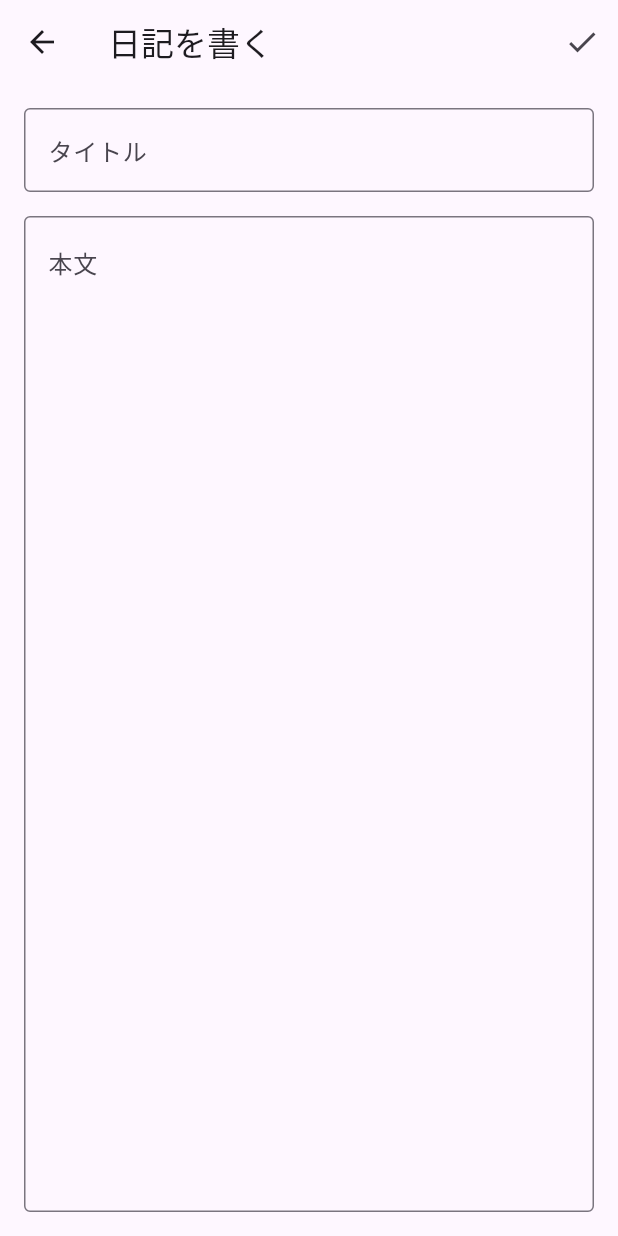
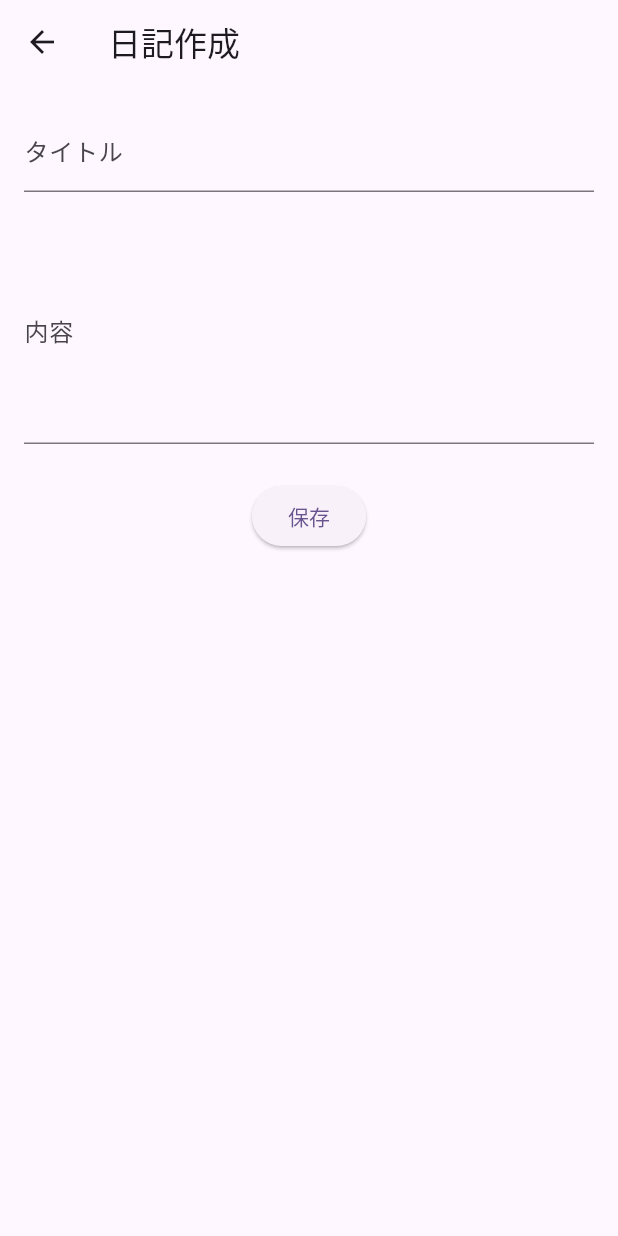
Before and after one commit to uetomo186/diy_partner, a Flutter app: the screen it shows after launch, after a tap on the "add" icon, on a phone screen of 412 x 824 dp. Run offline on Flutter 3.47's test engine with Material 3 defaults, Android fonts, the light colour scheme and no system bars; our stand-ins replace flutter_colorpicker, flutter_riverpod, go_router, package_info_plus, sensors_plus, sqflite and 2 more; missing offline and left inert: screen_brightness, torch_light; accounts and stored records are empty.

Commit message:
ルールとRiverpodに置き換え

```diff
--- a/lib/main.dart
+++ b/lib/main.dart
@@ -1,8 +1,15 @@
 import 'package:flutter/material.dart';
 import 'router/app_router.dart';
 
-void main() {
-  runApp(const MyApp());
+import 'package:flutter_riverpod/flutter_riverpod.dart';
+
+void main() async {
+  WidgetsFlutterBinding.ensureInitialized();
+  runApp(
+    const ProviderScope(
+      child: MyApp(),
+    ),
+  );
 }
 
 class MyApp extends StatelessWidget {
--- a/lib/models/diary.dart
+++ b/lib/models/diary.dart
@@ -28,4 +28,17 @@ class Diary {
       createdAt: DateTime.parse(map['createdAt']),
     );
   }
+  Diary copyWith({
+    int? id,
+    String? title,
+    String? content,
+    DateTime? createdAt,
+  }) {
+    return Diary(
+      id: id ?? this.id,
+      title: title ?? this.title,
+      content: content ?? this.content,
+      createdAt: createdAt ?? this.createdAt,
+    );
+  }
 }
--- /dev/null
+++ b/lib/providers/level_providers.dart
@@ -0,0 +1,6 @@
+import 'package:flutter_riverpod/flutter_riverpod.dart';
+import 'package:sensors_plus/sensors_plus.dart';
+
+final levelSensorProvider = StreamProvider<AccelerometerEvent>((ref) {
+  return accelerometerEvents;
+});
--- a/lib/screens/diary_edit_screen.dart
+++ b/lib/screens/diary_edit_screen.dart
@@ -1,18 +1,19 @@
+
 import 'package:flutter/material.dart';
+import 'package:flutter_riverpod/flutter_riverpod.dart';
+import 'package:go_router/go_router.dart';
 import '../models/diary.dart';
-import '../utils/database_helper.dart';
-import 'package:go_router/go_router.dart';
+import '../providers/diary_providers.dart';
 
-class DiaryEditScreen extends StatefulWidget {
+class DiaryEditScreen extends ConsumerStatefulWidget {
   final Diary? diary;
-
   const DiaryEditScreen({super.key, this.diary});
 
   @override
-  State<DiaryEditScreen> createState() => _DiaryEditScreenState();
+  ConsumerState<DiaryEditScreen> createState() => _DiaryEditScreenState();
 }
 
-class _DiaryEditScreenState extends State<DiaryEditScreen> {
+class _DiaryEditScreenState extends ConsumerState<DiaryEditScreen> {
   final _formKey = GlobalKey<FormState>();
   late TextEditingController _titleController;
   late TextEditingController _contentController;
@@ -21,7 +22,8 @@ class _DiaryEditScreenState extends State<DiaryEditScreen> {
   void initState() {
     super.initState();
     _titleController = TextEditingController(text: widget.diary?.title ?? '');
-    _contentController = TextEditingController(text: widget.diary?.content ?? '');
+    _contentController =
+        TextEditingController(text: widget.diary?.content ?? '');
   }
 
   @override
@@ -35,50 +37,38 @@ class _DiaryEditScreenState extends State<DiaryEditScreen> {
     if (_formKey.currentState!.validate()) {
       final title = _titleController.text;
       final content = _contentController.text;
-      final diary = Diary(
-        id: widget.diary?.id,
+
+      final notifier = ref.read(diaryListProvider.notifier);
+
+      if (widget.diary == null) {
+        // Create
+        final newDiary = Diary(
           title: title,
           content: content,
-        createdAt: widget.diary?.createdAt ?? DateTime.now(),
+          createdAt: DateTime.now(),
         );
-
-      if (widget.diary == null) {
-        await DatabaseHelper.instance.create(diary);
+        await notifier.addDiary(newDiary);
       } else {
-        await DatabaseHelper.instance.update(diary);
+        // Update
+        final updatedDiary = widget.diary!.copyWith(
+          title: title,
+          content: content,
+        );
+        await notifier.updateDiary(updatedDiary);
       }
 
       if (mounted) {
-        context.pop(true); // Return true to indicate refresh needed
+        context.pop(); // No need to return result, provider handles update
       }
     }
   }
 
   Future<void> _deleteDiary() async {
     if (widget.diary != null) {
-      final confirm = await showDialog<bool>(
-        context: context,
-        builder: (context) => AlertDialog(
-          title: const Text('削除確認'),
-          content: const Text('この日記を削除にしてもよろしいですか？'),
-          actions: [
-            TextButton(
-              onPressed: () => Navigator.pop(context, false),
-              child: const Text('キャンセル'),
-            ),
-            TextButton(
-              onPressed: () => Navigator.pop(context, true),
-              child: const Text('削除', style: TextStyle(color: Colors.red)),
-            ),
-          ],
-        ),
-      );
-
-      if (confirm == true) {
-        await DatabaseHelper.instance.delete(widget.diary!.id!);
+        final notifier = ref.read(diaryListProvider.notifier);
+        await notifier.deleteDiary(widget.diary!.id!);
         if (mounted) {
-          context.pop(true);
-        }
+            context.pop();
         }
     }
   }
@@ -87,16 +77,34 @@ class _DiaryEditScreenState extends State<DiaryEditScreen> {
   Widget build(BuildContext context) {
     return Scaffold(
       appBar: AppBar(
-        title: Text(widget.diary == null ? '日記を書く' : '日記の編集'),
+        title: Text(widget.diary == null ? '日記作成' : '日記編集'),
         actions: [
           if (widget.diary != null)
             IconButton(
               icon: const Icon(Icons.delete),
-              onPressed: _deleteDiary,
+              onPressed: () {
+                showDialog(
+                  context: context,
+                  builder: (context) => AlertDialog(
+                    title: const Text('削除確認'),
+                    content: const Text('この日記を削除してもよろしいですか？'),
+                    actions: [
+                      TextButton(
+                        onPressed: () => Navigator.pop(context),
+                        child: const Text('キャンセル'),
                       ),
-          IconButton(
-            icon: const Icon(Icons.check),
-            onPressed: _saveDiary,
+                      TextButton(
+                        onPressed: () {
+                          Navigator.pop(context); // Close dialog
+                          _deleteDiary();
+                        },
+                        child: const Text('削除',
+                            style: TextStyle(color: Colors.red)),
+                      ),
+                    ],
+                  ),
+                );
+              },
             ),
         ],
       ),
@@ -108,10 +116,7 @@ class _DiaryEditScreenState extends State<DiaryEditScreen> {
             children: [
               TextFormField(
                 controller: _titleController,
-                decoration: const InputDecoration(
-                  labelText: 'タイトル',
-                  border: OutlineInputBorder(),
-                ),
+                decoration: const InputDecoration(labelText: 'タイトル'),
                 validator: (value) {
                   if (value == null || value.isEmpty) {
                     return 'タイトルを入力してください';
@@ -120,24 +125,21 @@ class _DiaryEditScreenState extends State<DiaryEditScreen> {
                 },
               ),
               const SizedBox(height: 16),
-              Expanded(
-                child: TextFormField(
+              TextFormField(
                 controller: _contentController,
-                  decoration: const InputDecoration(
-                    labelText: '本文',
-                    border: OutlineInputBorder(),
-                    alignLabelWithHint: true,
-                  ),
-                  maxLines: null,
-                  expands: true,
-                  textAlignVertical: TextAlignVertical.top,
+                decoration: const InputDecoration(labelText: '内容'),
+                maxLines: 5,
                 validator: (value) {
                   if (value == null || value.isEmpty) {
-                      return '本文を入力してください';
+                    return '内容を入力してください';
                   }
                   return null;
                 },
               ),
+              const SizedBox(height: 24),
+              ElevatedButton(
+                onPressed: _saveDiary,
+                child: const Text('保存'),
               ),
             ],
           ),
--- a/lib/screens/diary_screen.dart
+++ b/lib/screens/diary_screen.dart
@@ -1,80 +1,47 @@
 import 'package:flutter/material.dart';
+import 'package:flutter_riverpod/flutter_riverpod.dart';
 import 'package:go_router/go_router.dart';
 import 'package:intl/intl.dart';
 import '../models/diary.dart';
-import '../utils/database_helper.dart';
+import '../providers/diary_providers.dart';
 
-class DiaryScreen extends StatefulWidget {
+class DiaryScreen extends ConsumerWidget {
   const DiaryScreen({super.key});
 
   @override
-  State<DiaryScreen> createState() => _DiaryScreenState();
-}
+  Widget build(BuildContext context, WidgetRef ref) {
+    final diaryListAsync = ref.watch(diaryListProvider);
 
-class _DiaryScreenState extends State<DiaryScreen> {
-  late Future<List<Diary>> _diaryListFuture;
-
-  @override
-  void initState() {
-    super.initState();
-    _refreshDiaryList();
-  }
-
-  void _refreshDiaryList() {
-    setState(() {
-      _diaryListFuture = DatabaseHelper.instance.readAllDiaries();
-    });
-  }
-
-  @override
-  Widget build(BuildContext context) {
     return Scaffold(
-      appBar: AppBar(title: const Text('日記')),
-      body: FutureBuilder<List<Diary>>(
-        future: _diaryListFuture,
-        builder: (context, snapshot) {
-          if (snapshot.connectionState == ConnectionState.waiting) {
-            return const Center(child: CircularProgressIndicator());
-          } else if (snapshot.hasError) {
-            return Center(child: Text('エラーが発生しました: ${snapshot.error}'));
-          } else if (!snapshot.hasData || snapshot.data!.isEmpty) {
+      appBar: AppBar(title: const Text('DIY日記')),
+      body: diaryListAsync.when(
+        data: (diaryList) {
+          if (diaryList.isEmpty) {
             return const Center(child: Text('日記はまだありません'));
           }
-
-          final diaries = snapshot.data!;
           return ListView.builder(
-            itemCount: diaries.length,
+            itemCount: diaryList.length,
             itemBuilder: (context, index) {
-              final diary = diaries[index];
+              final diary = diaryList[index];
               return Card(
-                margin: const EdgeInsets.symmetric(horizontal: 8, vertical: 4),
                 child: ListTile(
-                  title: Text(
-                    diary.title,
-                    style: const TextStyle(fontWeight: FontWeight.bold),
-                  ),
+                  title: Text(diary.title),
                   subtitle: Text(
-                    DateFormat('yyyy/MM/dd HH:mm').format(diary.createdAt),
-                  ),
-                  trailing: const Icon(Icons.arrow_forward_ios, size: 16),
-                  onTap: () async {
-                    final result = await context.push('/diary/edit', extra: diary);
-                    if (result == true) {
-                      _refreshDiaryList();
-                    }
+                      DateFormat('yyyy/MM/dd HH:mm').format(diary.createdAt)),
+                  onTap: () {
+                    context.push('/diary/edit', extra: diary);
                   },
                 ),
               );
             },
           );
         },
+        error: (err, stack) => Center(child: Text('エラーが発生しました: $err')),
+        loading: () => const Center(child: CircularProgressIndicator()),
       ),
       floatingActionButton: FloatingActionButton(
-        onPressed: () async {
-          final result = await context.push('/diary/edit');
-          if (result == true) {
-            _refreshDiaryList();
-          }
+        onPressed: () {
+          context.push('/diary/edit');
         },
         child: const Icon(Icons.add),
       ),
--- a/pubspec.yaml
+++ b/pubspec.yaml
@@ -46,6 +46,7 @@ dependencies:
   sensors_plus: ^3.0.3
   package_info_plus: ^4.0.2
   shared_preferences: ^2.2.0
+  flutter_riverpod: ^2.4.9
 
 dev_dependencies:
   flutter_test:
```
Also changed, not shown: lib/providers/diary_providers.dart (added, +51 -0 lines), lib/providers/light_providers.dart (added, +104 -0 lines), lib/screens/level_screen.dart (+103 -65 lines), lib/screens/light/screen_mode.dart (+27 -44 lines), lib/screens/light/torch_mode.dart (+13 -39 lines), lib/screens/mypage_screen.dart (+60 -15 lines), pubspec.lock, 1 other file. Lines whose indentation alone changed are shown as unchanged.
